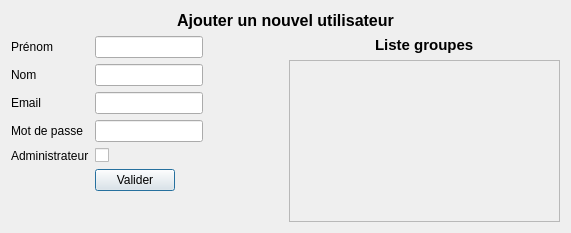
First picture: the form in GUI/createuser.ui, repository Eraac/EMH-client-lourd, before the edit.
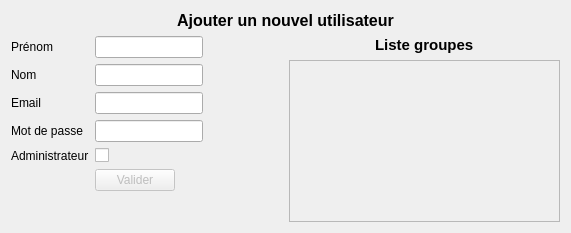
Second picture: the form after the edit.

Commit message: Form de création d'utilisateur pris en charge

Diff of the .ui file:
```diff
--- a/GUI/createuser.ui
+++ b/GUI/createuser.ui
@@ -96,6 +96,9 @@
          </item>
          <item row="5" column="1">
           <widget class="QPushButton" name="validButton">
+           <property name="enabled">
+            <bool>false</bool>
+           </property>
            <property name="text">
             <string>Valider</string>
            </property>
```
Left out of the diff: 87 changed lines with no effect on the pictures. The commit also changes 2 other files.
